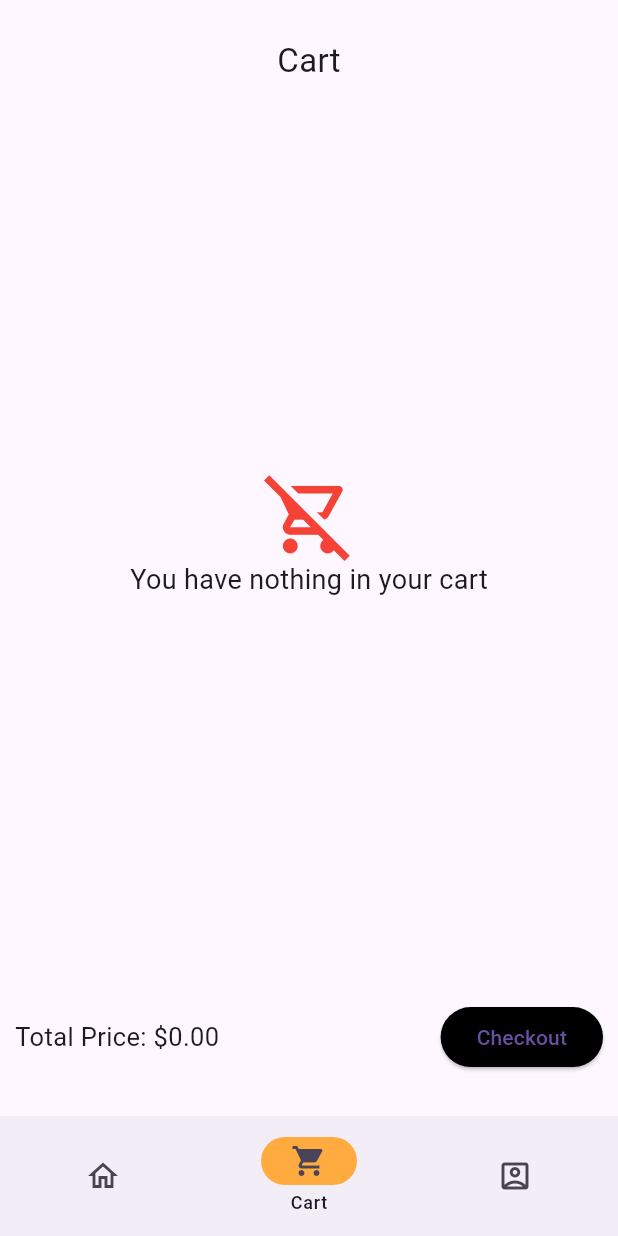
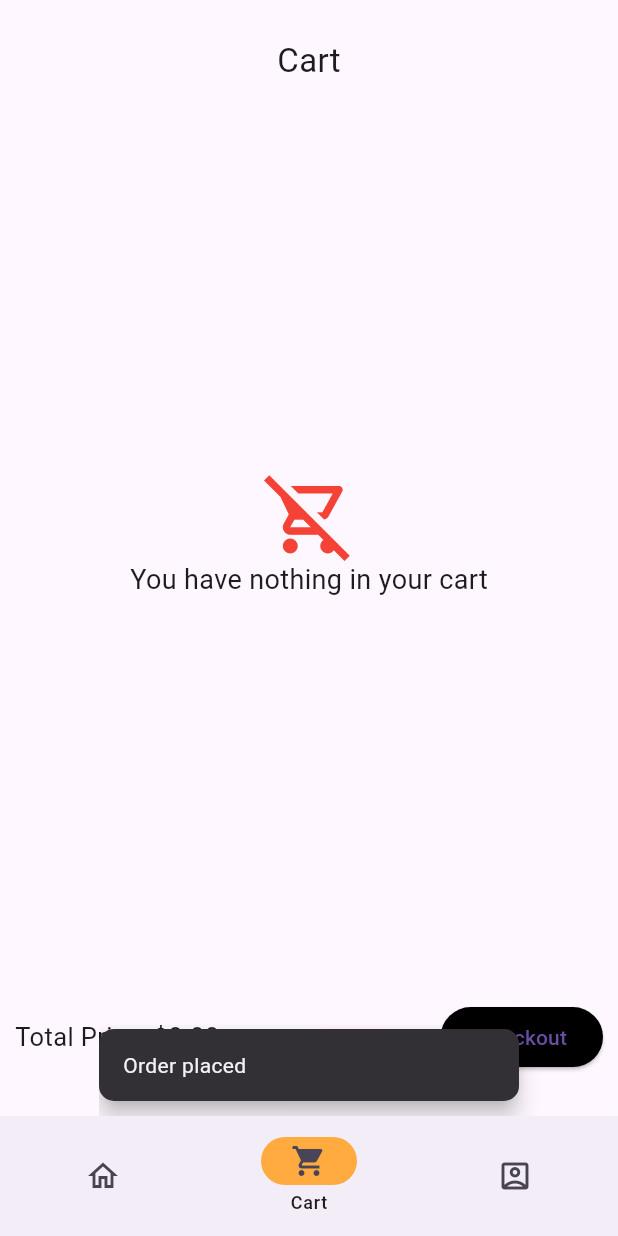
Before and after one commit to hristijantoncevski/MisProject, a Flutter app: the screen it shows once a user with an empty profile is signed in, item 2 of the bottom bar chosen, after a tap on "Checkout", on a phone screen of 412 x 824 dp. Run offline on Flutter 3.47's test engine with Material 3 defaults, Android fonts, the phone set to English and light mode, and no system bars; our stand-ins replace cloud_firestore, firebase_auth, firebase_core, firebase_storage, flutter_map, geolocator and 2 more; accounts and stored records are empty.

Commit message:
update + added singleton for LocationPermissions

```diff
--- a/lib/screens/allFoodPlacesScreen.dart
+++ b/lib/screens/allFoodPlacesScreen.dart
@@ -4,9 +4,9 @@ import 'package:misproject/screens/foodPlaceDetailsScreen.dart';
 import 'package:misproject/screens/mapScreen.dart';
 
 class AllFoodPlacesScreen extends StatefulWidget {
-  List<FoodPlace> foodPlaces;
+  final List<FoodPlace> foodPlaces;
 
-  AllFoodPlacesScreen({super.key, required this.foodPlaces});
+  const AllFoodPlacesScreen({super.key, required this.foodPlaces});
 
   @override
   State<AllFoodPlacesScreen> createState() => _AllFoodPlacesScreenState();
--- a/lib/screens/cartScreen.dart
+++ b/lib/screens/cartScreen.dart
@@ -92,6 +92,19 @@ class _CartScreenState extends State<CartScreen> {
                       Provider.of<OrderProvider>(context, listen: false).addOrder(order);
 
                       shoppingCartProvider.clearCart();
+
+                      ScaffoldMessenger.of(context).showSnackBar(
+                          SnackBar(
+                            content: const Text('Order placed'),
+                            duration: const Duration(milliseconds: 1000),
+                            width: 280.0,
+                            behavior: SnackBarBehavior.floating,
+                            shape: RoundedRectangleBorder(
+                              borderRadius: BorderRadius.circular(10.0),
+                            ),
+                          )
+                      );
+
                     },
                     style: ElevatedButton.styleFrom(backgroundColor: Colors.black),
                     child: const Text('Checkout'),
--- a/lib/screens/foodDetailsScreen.dart
+++ b/lib/screens/foodDetailsScreen.dart
@@ -73,7 +73,7 @@ class _FoodDetailsScreenState extends State<FoodDetailsScreen> {
                   ScaffoldMessenger.of(context).showSnackBar(
                     SnackBar(
                       content: const Text('Added to cart! ✔'),
-                      duration: const Duration(milliseconds: 2000),
+                      duration: const Duration(milliseconds: 1000),
                       width: 280.0,
                       behavior: SnackBarBehavior.floating,
                       shape: RoundedRectangleBorder(
--- a/lib/screens/homeScreen.dart
+++ b/lib/screens/homeScreen.dart
@@ -14,7 +14,7 @@ class _HomeScreenState extends State<HomeScreen> {
   @override
   Widget build(BuildContext context) {
     return Container(
-      height: 1030,
+      height: 740,
       width: double.infinity,
       margin: const EdgeInsets.only(top: 25, left: 5, right: 5),
       child: Column(
--- a/lib/screens/login_screen.dart
+++ b/lib/screens/login_screen.dart
@@ -29,6 +29,8 @@ class _LoginState extends State<Login> {
           child: Column(
             mainAxisSize: MainAxisSize.min,
             children: [
+              Image.asset("assets/images/logo/logoFoodly.png", height: 115, width: 115),
+              const SizedBox(height: 16),
               const Text(
                 'Login',
                 style: TextStyle(fontSize: 20, fontWeight: FontWeight.bold),
--- a/lib/screens/mapScreen.dart
+++ b/lib/screens/mapScreen.dart
@@ -36,9 +36,9 @@ class _MapScreenState extends State<MapScreen> {
   }
 
   Future<Position> getCurrentLocation() async {
-    await LocationPermissions().getPermissions();
+    await LocationPermissions.instance.getPermissions();
 
-    return LocationPermissions().getCurrentLocation();
+    return LocationPermissions.instance.getCurrentLocation();
   }
 
   void addMarkers() async {
--- a/lib/screens/order_history_screen.dart
+++ b/lib/screens/order_history_screen.dart
@@ -45,7 +45,7 @@ class _OrderHistoryState extends State<OrderHistory> {
               return Card(
                 margin: const EdgeInsets.all(8.0),
                 child: ListTile(
-                  title: Text('Order ID: ${orderProvider.orders[index].id}'),
+                  title: Text('Order ID: ${orderProvider.orders[index].id}', style: const TextStyle(fontSize: 15),),
                   subtitle: Text('Order Price: \$${orderProvider.orders[index].totalPrice.toStringAsFixed(2)}'),
                   onTap: () {
 
--- a/lib/widgets/AllFoodPlacesWidget.dart
+++ b/lib/widgets/AllFoodPlacesWidget.dart
@@ -23,16 +23,14 @@ class _AllFoodPlacesState extends State<AllFoodPlaces> {
     return Consumer<FoodPlaceProvider>(
       builder: (context, foodPlaceProvider, child){
         return SizedBox(
-          height: 480,
+          height: 180,
           width: double.infinity,
           child: Column(
             children: <Widget>[
               title(foodPlaceProvider),
               Expanded(
-                child: GridView.builder(
-                  gridDelegate: const SliverGridDelegateWithFixedCrossAxisCount(
-                    crossAxisCount: 2,
-                  ),
+                child: ListView.builder(
+                  scrollDirection: Axis.horizontal,
                   itemCount: 4,
                   itemBuilder: (context, index){
                     if(foodPlaceProvider.foodPlaces.isEmpty) { return const CircularProgressIndicator();} else {
@@ -47,6 +45,8 @@ class _AllFoodPlacesState extends State<AllFoodPlaces> {
                                               .foodPlaces[index]))
                           );
                         },
+                        child: SizedBox(
+                          width: 180,
                           child: Card(
                             child: Column(
                               mainAxisAlignment: MainAxisAlignment.center,
@@ -58,6 +58,7 @@ class _AllFoodPlacesState extends State<AllFoodPlaces> {
                                 Text(foodPlaceProvider.foodPlaces[index].address,
                                     style: const TextStyle(fontSize: 15)),
                               ],
+                            ),
                           ),
                         ),
                       );
--- a/lib/widgets/FavoritesWidget.dart
+++ b/lib/widgets/FavoritesWidget.dart
@@ -28,7 +28,16 @@ class _FavoritesState extends State<Favorites> {
             children: <Widget>[
               title(),
               favoriteProvider.favoriteItems.isEmpty ?
-              const Expanded(child: SizedBox(child: Card(child: Center(child: Text('You have no favorites', style: TextStyle(fontSize: 18, fontWeight: FontWeight.bold, color: Colors.red))))))
+              Expanded(child: SizedBox(
+                  child: Card(
+                    shape: BeveledRectangleBorder(
+                      side: const BorderSide(
+                        color: Colors.orange,
+                      ),
+                      borderRadius: BorderRadius.circular(20.0),
+                    ),
+                    child: const Center(
+                      child: Text('You have no favorites', style: TextStyle(fontSize: 18, fontWeight: FontWeight.bold, color: Colors.red))))))
                   :
               Expanded(
                 child: ListView.builder(
@@ -48,8 +57,14 @@ class _FavoritesState extends State<Favorites> {
                         });
                       },
                       child: SizedBox(
-                        width: 220,
+                        width: 200,
                         child: Card(
+                          shape: BeveledRectangleBorder(
+                            side: const BorderSide(
+                              color: Colors.orange,
+                            ),
+                            borderRadius: BorderRadius.circular(20.0),
+                          ),
                           child: Padding(
                             padding: const EdgeInsets.all(8.0),
                             child: Column(
--- a/lib/widgets/FeaturedWidget.dart
+++ b/lib/widgets/FeaturedWidget.dart
@@ -13,8 +13,6 @@ class Featured extends StatefulWidget {
 }
 
 class _FeaturedState extends State<Featured> {
-  Position? _userLocation;
-
   @override
   void initState() {
     super.initState();
@@ -22,26 +20,10 @@ class _FeaturedState extends State<Featured> {
     Provider.of<FeaturedProvider>(context, listen: false).loadFeaturedItems();
   }
 
-  Future<void> _calculateDistance() async {
-    try {
-      await LocationPermissions().getPermissions();
-      _userLocation = await Geolocator.getCurrentPosition();
-
-      setState(() {
-
-      });
-    } catch (error) {
-      print(error);
-    }
-  }
-
   @override
   Widget build(BuildContext context) {
     return Consumer<FeaturedProvider>(
       builder: (context, featuredProvider, child) {
-        if(_userLocation == null){
-          _calculateDistance();
-        }
         return SizedBox(
           height: 220,
           width: double.infinity,
@@ -76,19 +58,6 @@ class _FeaturedState extends State<Featured> {
                                 Text(featuredProvider.featuredItems[index].name, style: const TextStyle(fontSize: 16)),
                                 const SizedBox(height: 2),
                                 Text(featuredProvider.featuredItems[index].address, style: const TextStyle(fontSize: 15)),
-                                const SizedBox(height: 40),
-                                Row(
-                                  mainAxisAlignment: MainAxisAlignment.end,
-                                  crossAxisAlignment: CrossAxisAlignment.end,
-                                  children: [
-                                    _userLocation != null ? Text("Distance: ${Geolocator.distanceBetween(
-                                      featuredProvider.featuredItems[index].location.latitude,
-                                      featuredProvider.featuredItems[index].location.longitude,
-                                      _userLocation!.latitude,
-                                      _userLocation!.longitude,
-                                    ).toStringAsFixed(2)} m", style: const TextStyle(fontSize: 12)) : const Icon(Icons.location_off_outlined)
-                                  ],
-                                ),
                               ],
                             ),
                           ),
```
Also changed, not shown: lib/screens/foodPlaceDetailsScreen.dart (+28 -1 lines), lib/screens/register_screen.dart (+3 -6 lines), lib/services/LocationPermissions.dart (+7 -1 lines). Lines whose indentation alone changed are shown as unchanged.
